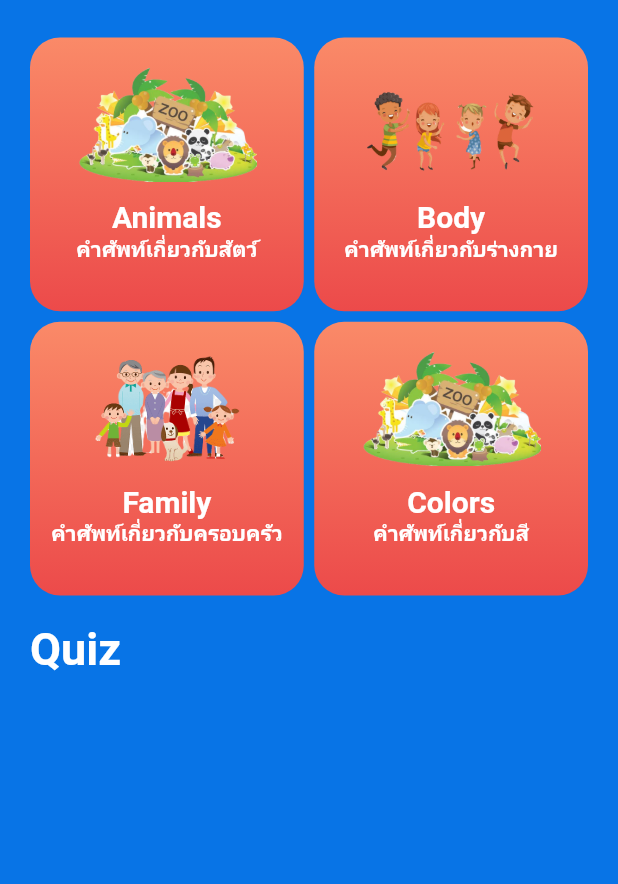
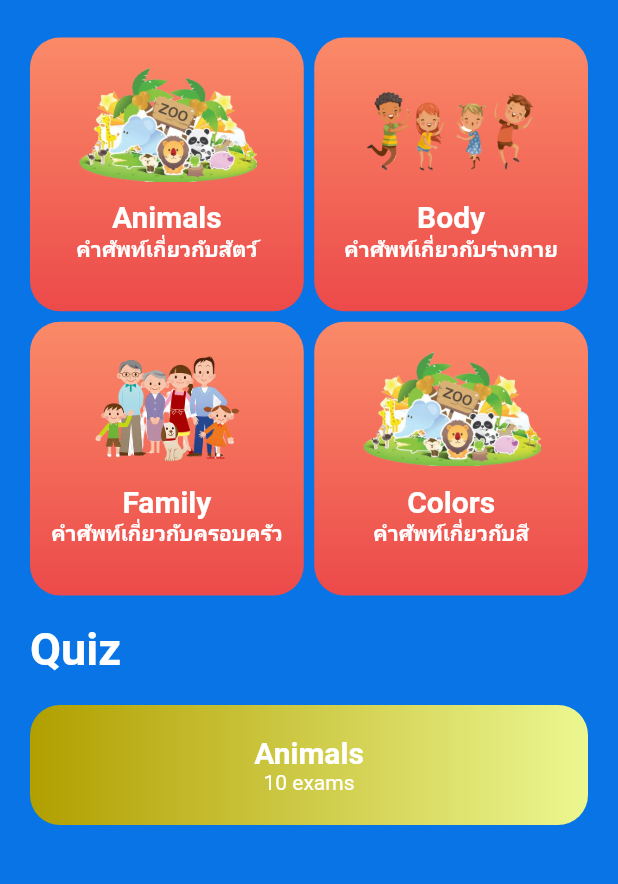
Before and after one commit to DocumenttSan/appnedic, a Flutter app: the screen it shows after launch, on a phone screen of 412 x 824 dp, the part 156-1040 px from its top. Run offline on Flutter 3.47's test engine with Material 2 defaults, Android fonts, the phone set to English and light mode, and no system bars; our stand-ins replace carousel_slider, font_awesome_flutter, google_fonts.

Commit message:
update 4

```diff
--- a/lib/screens/quiz/home.dart
+++ b/lib/screens/quiz/home.dart
@@ -1,6 +1,10 @@
+import 'package:appnedic/screens/quiz/page_colors.dart';
+import 'package:appnedic/screens/quiz/page_family.dart';
 import 'package:flutter/material.dart';
 import 'package:font_awesome_flutter/font_awesome_flutter.dart';
 import 'package:google_fonts/google_fonts.dart';
+import 'package:appnedic/screens/quiz/page_animals.dart';
+import 'package:appnedic/screens/quiz/page_body.dart';
 
 class Home extends StatefulWidget {
   const Home({super.key});
@@ -49,7 +53,12 @@ class _HomeState extends State<Home> {
               physics: NeverScrollableScrollPhysics(),
               padding: EdgeInsets.only(top: 10),
               children: [
-                Container(
+                InkWell(
+                  onTap: () {
+                    Navigator.push(context,
+                        MaterialPageRoute(builder: (context) => pageAnimals()));
+                  },
+                  child: Container(
                     decoration: BoxDecoration(
                       borderRadius: BorderRadius.circular(20),
                       gradient: LinearGradient(
@@ -84,7 +93,13 @@ class _HomeState extends State<Home> {
                       ],
                     ),
                   ),
-                Container(
+                ),
+                InkWell(
+                  onTap: () {
+                    Navigator.push(context,
+                        MaterialPageRoute(builder: (context) => pageBody()));
+                  },
+                  child: Container(
                     decoration: BoxDecoration(
                       borderRadius: BorderRadius.circular(20),
                       gradient: LinearGradient(
@@ -119,7 +134,13 @@ class _HomeState extends State<Home> {
                       ],
                     ),
                   ),
-                Container(
+                ),
+                InkWell(
+                  onTap: () {
+                    Navigator.push(context,
+                        MaterialPageRoute(builder: (context) => pageFamily()));
+                  },
+                  child: Container(
                     decoration: BoxDecoration(
                       borderRadius: BorderRadius.circular(20),
                       gradient: LinearGradient(
@@ -154,7 +175,13 @@ class _HomeState extends State<Home> {
                       ],
                     ),
                   ),
-                Container(
+                ),
+                InkWell(
+                  onTap: () {
+                    Navigator.push(context,
+                        MaterialPageRoute(builder: (context) => pageColors()));
+                  },
+                  child: Container(
                     decoration: BoxDecoration(
                       borderRadius: BorderRadius.circular(20),
                       gradient: LinearGradient(
@@ -189,6 +216,7 @@ class _HomeState extends State<Home> {
                       ],
                     ),
                   ),
+                ),
               ],
               gridDelegate: SliverGridDelegateWithFixedCrossAxisCount(
                   crossAxisCount: 2, crossAxisSpacing: 7, mainAxisSpacing: 7),
@@ -204,12 +232,47 @@ class _HomeState extends State<Home> {
                   fontWeight: FontWeight.bold),
             ),
           ),
-          Container(
-            constraints: BoxConstraints(
-              minHeight: 100,
-              maxHeight: 100,
+          Padding(
+            padding: EdgeInsets.symmetric(
+              horizontal: 20,
+            ),
+            child: InkWell(
+              onTap: () {
+                Navigator.push(context,
+                    MaterialPageRoute(builder: (context) => pageFamily()));
+              },
+              child: Container(
+                height: 80,
+                decoration: BoxDecoration(
+                  borderRadius: BorderRadius.circular(20),
+                  gradient: LinearGradient(
+                      begin: Alignment.centerLeft,
+                      end: Alignment.centerRight,
+                      colors: [
+                        Color.fromARGB(255, 177, 159, 0),
+                        Color.fromARGB(255, 236, 247, 144),
+                      ]),
+                ),
+                child: Column(
+                  mainAxisAlignment: MainAxisAlignment.center,
+                  children: [
+                    Text(
+                      'Animals',
+                      style: TextStyle(
+                        fontWeight: FontWeight.bold,
+                        fontSize: 20,
+                        color: Colors.white,
                       ),
                     ),
+                    Text(
+                      '10 exams',
+                      style: TextStyle(color: Colors.white),
+                    ),
+                  ],
+                ),
+              ),
+            ),
+          )
         ],
       ),
     );
```
Also changed, not shown: lib/screens/quiz/page_animals.dart (added, +25 -0 lines), lib/screens/quiz/page_body.dart (added, +21 -0 lines), lib/screens/quiz/page_colors.dart (added, +21 -0 lines), lib/screens/quiz/page_family.dart (added, +21 -0 lines). Lines whose indentation alone changed are shown as unchanged.
